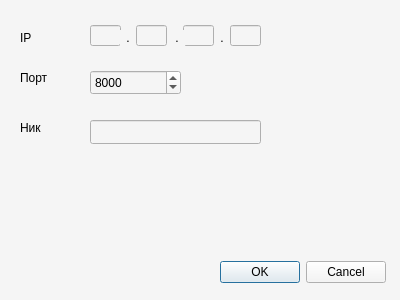
Qt form joindialog.ui (Razil131/crocodile_qt) before a commit.
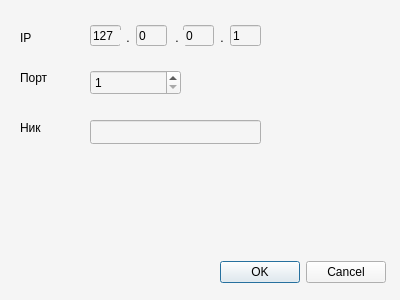
The same form after that commit.

Patch:
```diff
--- a/joindialog.ui
+++ b/joindialog.ui
@@ -71,7 +71,7 @@
     <number>65535</number>
    </property>
    <property name="value">
-    <number>8000</number>
+    <number>1</number>
    </property>
   </widget>
   <widget class="QLineEdit" name="IPInput4">
@@ -83,6 +83,9 @@
      <height>21</height>
     </rect>
    </property>
+   <property name="text">
+    <string>1</string>
+   </property>
    <property name="maxLength">
     <number>3</number>
    </property>
@@ -96,6 +99,9 @@
      <height>21</height>
     </rect>
    </property>
+   <property name="text">
+    <string>0</string>
+   </property>
    <property name="maxLength">
     <number>3</number>
    </property>
@@ -109,6 +115,9 @@
      <height>21</height>
     </rect>
    </property>
+   <property name="text">
+    <string>127</string>
+   </property>
    <property name="maxLength">
     <number>3</number>
    </property>
@@ -122,6 +131,9 @@
      <height>21</height>
     </rect>
    </property>
+   <property name="text">
+    <string>0</string>
+   </property>
    <property name="maxLength">
     <number>3</number>
    </property>
```
